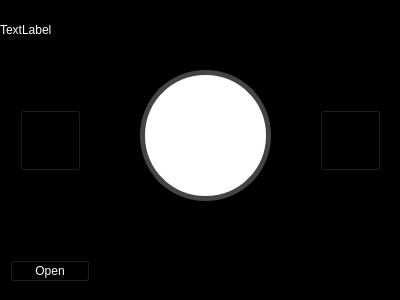
Old version of the form ViewLayer/SongPlayerUi.ui in the repository UCSolarCarTeam/Epsilon-Onboard-Media-Control.
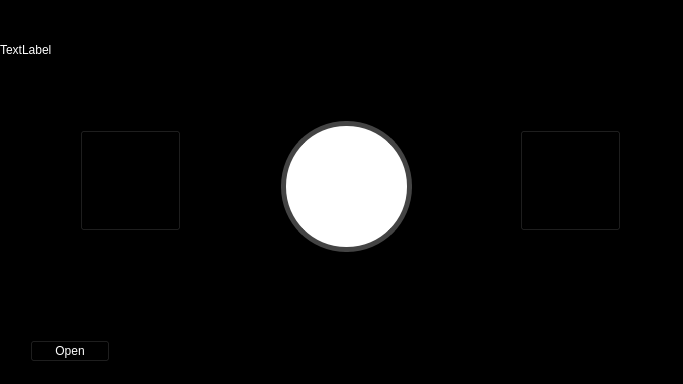
New version of the form.

Commit message: added circular progress bar and formatted song title and artist

Diff of the .ui file:
```diff
--- a/ViewLayer/SongPlayerUi.ui
+++ b/ViewLayer/SongPlayerUi.ui
@@ -6,8 +6,8 @@
    <rect>
     <x>0</x>
     <y>0</y>
-    <width>400</width>
-    <height>300</height>
+    <width>683</width>
+    <height>384</height>
    </rect>
   </property>
   <property name="windowTitle">
@@ -22,8 +22,8 @@
   <widget class="QPushButton" name="OpenButton">
    <property name="geometry">
     <rect>
-     <x>10</x>
-     <y>260</y>
+     <x>30</x>
+     <y>340</y>
      <width>80</width>
      <height>22</height>
     </rect>
@@ -39,8 +39,8 @@
    <property name="geometry">
     <rect>
      <x>0</x>
-     <y>20</y>
-     <width>401</width>
+     <y>40</y>
+     <width>681</width>
      <height>20</height>
     </rect>
    </property>
@@ -54,10 +54,10 @@
   <widget class="QPushButton" name="nextSong">
    <property name="geometry">
     <rect>
-     <x>320</x>
-     <y>110</y>
-     <width>61</width>
-     <height>61</height>
+     <x>520</x>
+     <y>130</y>
+     <width>101</width>
+     <height>101</height>
     </rect>
    </property>
    <property name="styleSheet">
@@ -70,10 +70,10 @@
   <widget class="QPushButton" name="prevSong">
    <property name="geometry">
     <rect>
-     <x>20</x>
-     <y>110</y>
-     <width>61</width>
-     <height>61</height>
+     <x>80</x>
+     <y>130</y>
+     <width>101</width>
+     <height>101</height>
     </rect>
    </property>
    <property name="styleSheet">
@@ -86,8 +86,8 @@
   <widget class="QPushButton" name="PlayButton">
    <property name="geometry">
     <rect>
-     <x>140</x>
-     <y>70</y>
+     <x>281</x>
+     <y>121</y>
      <width>131</width>
      <height>131</height>
     </rect>
@@ -109,8 +109,8 @@
   <widget class="QWidget" name="verticalLayoutWidget">
    <property name="geometry">
     <rect>
-     <x>109</x>
-     <y>39</y>
+     <x>250</x>
+     <y>90</y>
      <width>191</width>
      <height>191</height>
     </rect>
```
The commit also changes 10 other files.
